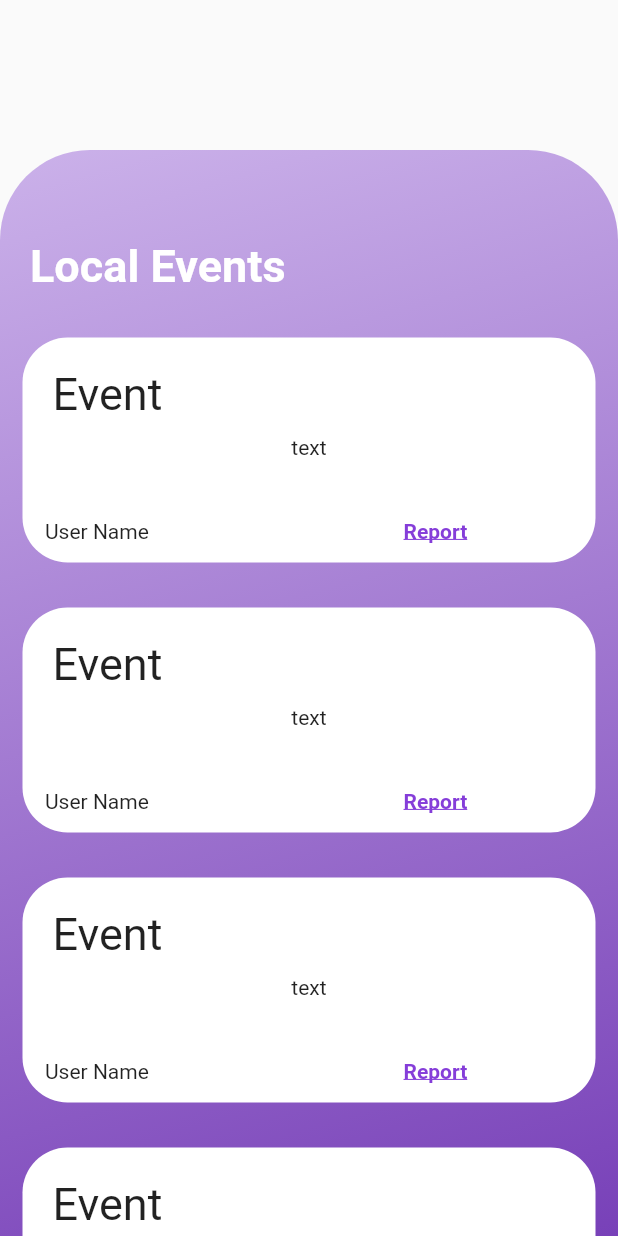
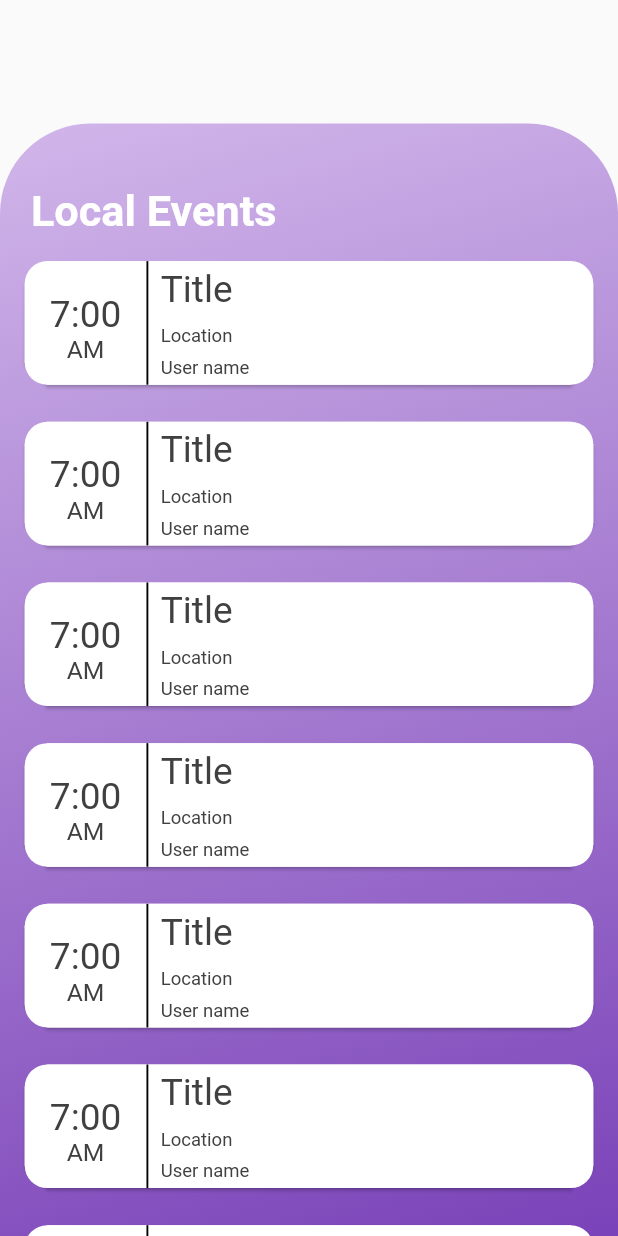
Before and after one commit to rnewso4/404-repo, a Flutter app: the EventsPage screen opened by its route, on a phone screen of 412 x 824 dp. Run offline on Flutter 3.47's test engine with Material 2 defaults, Android fonts, the phone set to English and light mode, and no system bars; our stand-ins replace cloud_firestore, firebase_core, get_it, google_maps_flutter; accounts and stored records are empty.

Commit message:
new events page

```diff
--- a/flutter_application_1/lib/UI/Events.dart
+++ b/flutter_application_1/lib/UI/Events.dart
@@ -1,7 +1,7 @@
 import 'package:flutter/material.dart';
+import 'package:flutter_application_1/UI/size_config.dart';
 import 'package:flutter_application_1/services/locator.dart';
 import 'package:flutter_application_1/services/navigation_service.dart';
-import 'package:flutter_application_1/services/route_paths.dart' as routes;
 
 final NavigationService _navigationService = locator<NavigationService>();
 
@@ -15,17 +15,19 @@ class EventsPage extends StatefulWidget {
 class _EventsPageState extends State<EventsPage> {
   @override
   Widget build(BuildContext context) {
+    SizeConfig().init(context);
+    var name = new List(9);
     return Scaffold(
       resizeToAvoidBottomInset: false,
       body: Container(
         height: double.infinity,
-        margin: EdgeInsets.only(top:100),
+        margin: EdgeInsets.only(top:SizeConfig.blockSizeVertical*10),
         decoration: BoxDecoration(
           gradient: LinearGradient(
                     begin: Alignment(-1.0, -2.0),
                     end: Alignment(1.0, 2.0),
                     colors: [
-                      Color(0xffEFE2FF),
+                      Color(0xffF7E8FF),
                       Color(0xff5410A3),
                     ]
           ),
@@ -39,41 +41,33 @@ class _EventsPageState extends State<EventsPage> {
             Row(
               children: <Widget>[
                 Container(
-                  padding: EdgeInsets.only(top: 60, left: 20),
+                  padding: EdgeInsets.only(top: SizeConfig.blockSizeHorizaontal*10, left: SizeConfig.blockSizeHorizaontal*5),
                   child: Text('Local Events',
                   style: TextStyle(
                     color: Colors.white,
-                    fontSize: 30,
+                    fontSize: SizeConfig.blockSizeHorizaontal*7,
                     fontWeight: FontWeight.bold
                     ),
                     )
                   ),
-                /*  Container(
-                    height: 20,
-                    width: 70,
-                    margin: EdgeInsets.only(top: 60, left: 100),
-                    decoration: BoxDecoration(
-                      color: Colors.white,
-                    ),
-                    child: Center(child: Text("Today"))
-                  ) */
               ],
             ),
+            SizedBox(height: SizeConfig.blockSizeVertical*2),
             Expanded(
-              child: ListView(
+              child: ListView.builder(
                 scrollDirection: Axis.vertical,
                 shrinkWrap: true,
-                children: <Widget>[
-                SizedBox(height: 30),
-                events(),
-                SizedBox(height: 30),
-                events(),
-                SizedBox(height: 30),
-                events(),
-                SizedBox(height: 30),
-                events(),
-                SizedBox(height: 30),
-                ],),
+                itemCount: name.length,
+                itemBuilder: (context, index) {
+                  return Card(
+                    //elevation: 0.0,
+                    shape: BeveledRectangleBorder(
+                      borderRadius: BorderRadius.circular(15.0)),
+                    margin: EdgeInsets.only(left: SizeConfig.blockSizeHorizaontal*4, right: SizeConfig.blockSizeHorizaontal*4, bottom: SizeConfig.blockSizeVertical*3),
+                    child: events()
+                  );
+                }
+                ),
             ),
           ],),
       ),
@@ -83,50 +77,78 @@ class _EventsPageState extends State<EventsPage> {
 
 events() {
   return Container(
-      height: 150,
-      width: 10,
-      margin: EdgeInsets.only(left: 15, right: 15),
+    height: SizeConfig.blockSizeVertical*10,
       decoration: BoxDecoration(
-        borderRadius: BorderRadius.circular(30),
-        color: Colors.white
+        color: Colors.white,
+        borderRadius: BorderRadius.circular(15),
+      ),
+      child: Row(
+        crossAxisAlignment: CrossAxisAlignment.center,
+        children: <Widget>[
+          Container(
+            height: SizeConfig.blockSizeVertical*10,
+            width: SizeConfig.blockSizeHorizaontal*20,
+            padding: EdgeInsets.only(top: SizeConfig.blockSizeVertical*2.5),
+            decoration: BoxDecoration(
+              border: Border(
+            right: BorderSide(width: SizeConfig.blockSizeHorizaontal*.3, color: Colors.black),
+              )
           ),
             child: Column(
               children: <Widget>[
+                Text(
+                  '7:00',
+                  style: TextStyle(
+                    fontSize: SizeConfig.blockSizeHorizaontal*6,
+                    color: Color(0xff404040)
+                  ),),
+                  //SizedBox(height: SizeConfig.blockSizeVertical),
+                Text(
+                  'AM',
+                  style: TextStyle(
+                    fontSize: SizeConfig.blockSizeHorizaontal*4,
+                    color: Color(0xff404040)
+                  ),),
+              ],),
+          ),
+          Container(
+            height: SizeConfig.blockSizeVertical*10,
+            width: SizeConfig.blockSizeHorizaontal*58,
+            margin: EdgeInsets.only(left: SizeConfig.blockSizeHorizaontal*2),
+            child: Column(
+              crossAxisAlignment: CrossAxisAlignment.start,
+              children: <Widget>[
+                Container(
+                  height: SizeConfig.blockSizeVertical*10/3,
+                  padding: EdgeInsets.only(top: SizeConfig.blockSizeVertical*.5),
+                  child: Text('Title',
+                  style: TextStyle(
+                      fontSize: SizeConfig.blockSizeHorizaontal*6,
+                      color: Color(0xff404040))),
+                ),
                 Align(
-            alignment: Alignment.topLeft,
+                  alignment: Alignment.bottomLeft,
                   child: Container(
-              padding: EdgeInsets.only(left: 20, top: 20),
-              child: Text(
-                'Event',
+                    height: SizeConfig.blockSizeVertical*10/3,
+                    padding: EdgeInsets.only(top: SizeConfig.blockSizeVertical*1.9),
+                    child: Text('Location',
                     style: TextStyle(
-                  fontSize: 30,
-                )
+                        fontSize: SizeConfig.blockSizeHorizaontal*3,
+                        color: Color(0xff404040))),
                   ),
                 ),
-          ),
-          Align(
-            alignment: Alignment.center,
-            child: Container(
-              padding: EdgeInsets.only(top: 10),
-              child: Text('text')
-              )
-          ),
                 Container(
-            height: 66,
-            padding: EdgeInsets.only(bottom: 10, left: 15),
+                  height: SizeConfig.blockSizeVertical*10/3,
+                  padding: EdgeInsets.only(bottom: SizeConfig.blockSizeVertical*0.5),
                   child: Align(
                     alignment: Alignment.bottomLeft,
-              child: Row(
-                children: <Widget>[
-                  Text('User Name                                                 '),
-                  InkWell(
-                      child: Text('Report',
+                    child: Text('User name',
                     style: TextStyle(
-                          color: Color(0xff853DD9),
-                          fontWeight: FontWeight.bold,
-                          decoration: TextDecoration.underline))),
+                        fontSize: SizeConfig.blockSizeHorizaontal*3,
+                        color: Color(0xff404040))),
+                  ),
+                ),
               ],
-              ),
             ),
           )
         ],
```
Also changed, not shown: 1 other file. Lines whose indentation alone changed are shown as unchanged.
